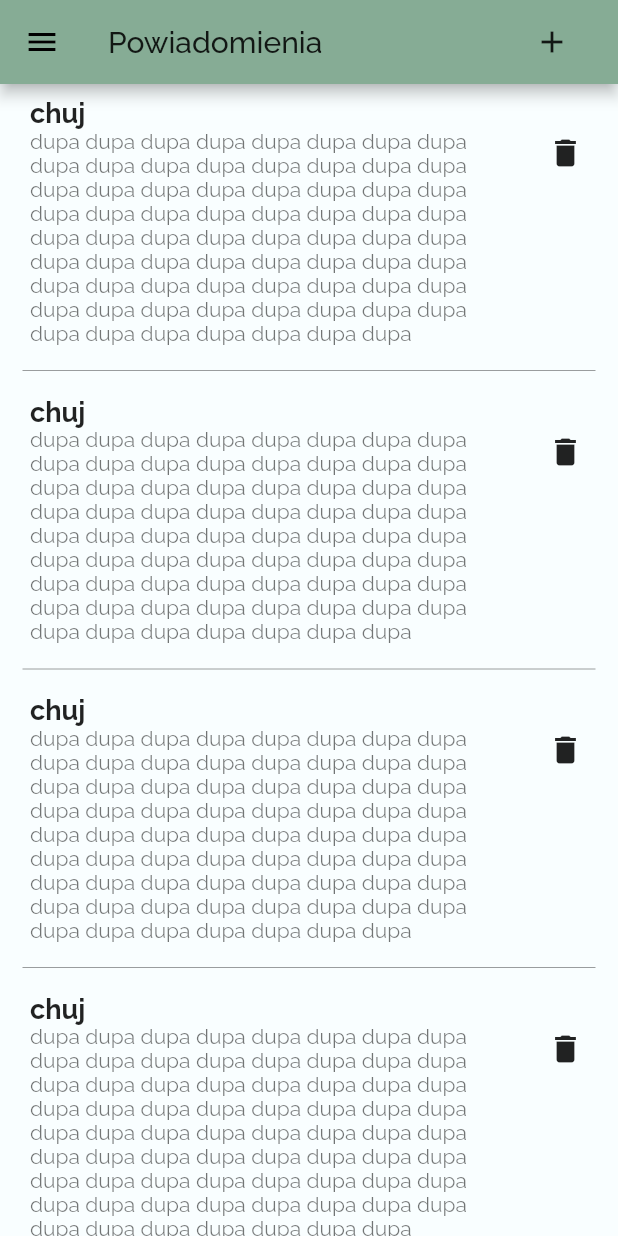
After one commit to szakerx/RentalManager, a Flutter app: the MessageSchemesList screen opened directly, on a phone screen of 412 x 824 dp. The commit adds this screen. Run offline on Flutter 3.47's test engine with Material 2 defaults, Android fonts, the phone set to English and light mode, and no system bars; our stand-ins replace firebase_auth, firebase_core, google_fonts, table_calendar; accounts and stored records are empty; generated files the repository leaves out were written again.

Commit message:
Add message scheme

```diff
--- /dev/null
+++ b/rental_manager_app/lib/model/message_scheme.dart
@@ -0,0 +1,15 @@
+import 'package:json_annotation/json_annotation.dart';
+
+part 'message_scheme.g.dart';
+
+@JsonSerializable()
+class MessageScheme {
+  MessageScheme(this.id, this.content, this.name);
+
+  String id;
+  String content;
+  String name;
+
+  factory MessageScheme.fromJson(Map<String, dynamic> json) => _$MessageSchemeFromJson(json);
+  Map<String, dynamic> toJson() => _$MessageSchemeToJson(this);
+}
--- /dev/null
+++ b/rental_manager_app/lib/model/remote.dart
@@ -0,0 +1,51 @@
+import 'dart:io';
+
+import 'package:http/http.dart' as http;
+import 'dart:convert';
+
+import 'package:rental_manager_app/model/message_scheme.dart';
+
+class Remote  {
+  static String serverUri = 'https://jsonplaceholder.typicode.com';
+
+  static Future<Album> fetchAlbum() async {
+    final response = await http.get("$serverUri/albums/1");
+    if (response.statusCode == 200) {
+      // If the server did return a 200 OK response,
+      // then parse the JSON.
+      return Album.fromJson(jsonDecode(response.body));
+    } else {
+      // If the server did not return a 200 OK response,
+      // then throw an exception.
+      throw Exception('Failed to load album');
+    }
+  }
+
+  static Future<List<MessageScheme>> fetchMessageSchemes() async {
+    return [
+      MessageScheme("1","dupa dupa dupa dupa dupa dupa dupa dupa dupa dupa dupa dupa dupa dupa dupa dupa dupa dupa dupa dupa dupa dupa dupa dupa dupa dupa dupa dupa dupa dupa dupa dupa dupa dupa dupa dupa dupa dupa dupa dupa dupa dupa dupa dupa dupa dupa dupa dupa dupa dupa dupa dupa dupa dupa dupa dupa dupa dupa dupa dupa dupa dupa dupa dupa dupa dupa dupa dupa dupa dupa dupa ","chuj"),
+      MessageScheme("1","dupa dupa dupa dupa dupa dupa dupa dupa dupa dupa dupa dupa dupa dupa dupa dupa dupa dupa dupa dupa dupa dupa dupa dupa dupa dupa dupa dupa dupa dupa dupa dupa dupa dupa dupa dupa dupa dupa dupa dupa dupa dupa dupa dupa dupa dupa dupa dupa dupa dupa dupa dupa dupa dupa dupa dupa dupa dupa dupa dupa dupa dupa dupa dupa dupa dupa dupa dupa dupa dupa dupa ","chuj"),
+      MessageScheme("1","dupa dupa dupa dupa dupa dupa dupa dupa dupa dupa dupa dupa dupa dupa dupa dupa dupa dupa dupa dupa dupa dupa dupa dupa dupa dupa dupa dupa dupa dupa dupa dupa dupa dupa dupa dupa dupa dupa dupa dupa dupa dupa dupa dupa dupa dupa dupa dupa dupa dupa dupa dupa dupa dupa dupa dupa dupa dupa dupa dupa dupa dupa dupa dupa dupa dupa dupa dupa dupa dupa dupa ","chuj"),
+      MessageScheme("1","dupa dupa dupa dupa dupa dupa dupa dupa dupa dupa dupa dupa dupa dupa dupa dupa dupa dupa dupa dupa dupa dupa dupa dupa dupa dupa dupa dupa dupa dupa dupa dupa dupa dupa dupa dupa dupa dupa dupa dupa dupa dupa dupa dupa dupa dupa dupa dupa dupa dupa dupa dupa dupa dupa dupa dupa dupa dupa dupa dupa dupa dupa dupa dupa dupa dupa dupa dupa dupa dupa dupa ","chuj"),
+      MessageScheme("1","dupa dupa dupa dupa dupa dupa dupa dupa dupa dupa dupa dupa dupa dupa dupa dupa dupa dupa dupa dupa dupa dupa dupa dupa dupa dupa dupa dupa dupa dupa dupa dupa dupa dupa dupa dupa dupa dupa dupa dupa dupa dupa dupa dupa dupa dupa dupa dupa dupa dupa dupa dupa dupa dupa dupa dupa dupa dupa dupa dupa dupa dupa dupa dupa dupa dupa dupa dupa dupa dupa dupa ","chuj"),
+      MessageScheme("2","ciul","moj")];
+  }
+}
+
+
+
+class Album {
+  final int userId;
+  final int id;
+  final String title;
+
+  Album({this.userId, this.id, this.title});
+
+  factory Album.fromJson(Map<String, dynamic> json) {
+    return Album(
+      userId: json['userId'],
+      id: json['id'],
+      title: json['title'],
+    );
+  }
+}
--- a/rental_manager_app/lib/pages/landing_page.dart
+++ b/rental_manager_app/lib/pages/landing_page.dart
@@ -15,6 +15,7 @@ class LandingPage extends StatelessWidget {
           if (user == null) {
             return SignInPage("login");
           }
+          print("User UID: ${user.uid}");
           return HomePage();
         } else {
           return Scaffold(
--- /dev/null
+++ b/rental_manager_app/lib/pages/message_schemes_list.dart
@@ -0,0 +1,88 @@
+import 'dart:io';
+
+import 'package:flutter/cupertino.dart';
+import 'package:flutter/material.dart';
+import 'package:rental_manager_app/model/message_scheme.dart';
+import 'package:rental_manager_app/model/remote.dart';
+import 'package:rental_manager_app/widgets/side_menu.dart';
+
+import 'message_scheme_page.dart';
+
+class MessageSchemesList extends StatefulWidget {
+
+
+  @override
+  State<StatefulWidget> createState() {
+    return MessageSchemesListState();
+  }
+
+}
+
+class MessageSchemesListState extends State<MessageSchemesList> {
+  Future<List<MessageScheme>> messageSchemes;
+
+  @override
+  void initState() {
+    super.initState();
+    messageSchemes = Remote.fetchMessageSchemes();
+  }
+
+  @override
+  Widget build(BuildContext context) {
+    return Scaffold(
+      drawer: SideMenuDrawer(),
+      appBar: AppBar(
+        title: Text("Powiadomienia"),
+        actions: [
+          FlatButton(
+              onPressed: () {
+                Navigator.push(context, MaterialPageRoute(builder: (context) => MessageSchemePage()));
+              },
+              child: Icon(Icons.add))
+        ],
+      ),
+      body: FutureBuilder<List<MessageScheme>>(
+        future: messageSchemes,
+        builder: (context, snapshot) {
+          if (snapshot.hasData) {
+            return ListView.separated(
+                separatorBuilder: (context, index) => Divider(
+                  color: Colors.black38,
+                  indent: 15.0,
+                  endIndent: 15.0,
+                ),
+                itemCount: snapshot.data.length,
+                itemBuilder: (_, index){
+                  return ListTile(
+                    contentPadding: EdgeInsets.fromLTRB(20.0, 5.0, 10.0, 5.0),
+                    title: Text(snapshot.data[index].name,
+                      style: Theme.of(context).textTheme.bodyText1.copyWith(fontWeight: FontWeight.bold, fontSize: 18.0),
+                    ),
+                    subtitle: Text(snapshot.data[index].content),
+                    trailing: FlatButton(
+                      minWidth: 50.0,
+                      height: 50.0,
+                      padding: EdgeInsets.all(5.0),
+                      child: Icon(Icons.delete),
+                      onPressed: (){
+                        //TODO usunac z bazy
+                        setState(() {
+                          messageSchemes = Remote.fetchMessageSchemes();
+                        });
+                      },
+                    ),
+                    onTap: () {
+                      Navigator.push(context, MaterialPageRoute(builder: (context) => MessageSchemePage.withData(snapshot.data[index])));
+                    },
+                  );
+                }
+            );
+          } else if (snapshot.hasError) {
+            return Text("Failed to fetch data");
+          }
+          return CircularProgressIndicator();
+        }),
+    );
+  }
+
+}
--- /dev/null
+++ b/rental_manager_app/lib/widgets/side_menu_state.dart
@@ -0,0 +1,3 @@
+ class SideMenuState {
+   static var isHighlighted = [true, false, false, false];
+}
--- a/rental_manager_app/pubspec.yaml
+++ b/rental_manager_app/pubspec.yaml
@@ -31,7 +31,10 @@ dependencies:
   intl: ^0.16.1
   # Fonts
   google_fonts: ^1.1.1
-
+  # Communicating with internet
+  http: ^0.12.2
+  # Object to json, json to object
+  json_serializable: ^3.5.1
 
 
   # The following adds the Cupertino Icons font to your application.
@@ -41,6 +44,7 @@ dependencies:
 dev_dependencies:
   flutter_test:
     sdk: flutter
+  build_runner: ^1.10.7
 
 # For information on the generic Dart part of this file, see the
 # following page: https://dart.dev/tools/pub/pubspec
```
Also changed, not shown: rental_manager_app/lib/model/reservation.dart (added, +27 -0 lines), rental_manager_app/lib/pages/message_scheme_page.dart (added, +34 -0 lines), rental_manager_app/lib/widgets/calendar.dart (+5 -4 lines), rental_manager_app/lib/widgets/calendar_reservation_items.dart (+37 -8 lines), rental_manager_app/lib/widgets/menu_items.dart (+30 -8 lines), rental_manager_app/lib/model/message_scheme.g.dart (added), rental_manager_app/lib/model/reservation.g.dart (added), rental_manager_app/pubspec.lock, 1 other file.
